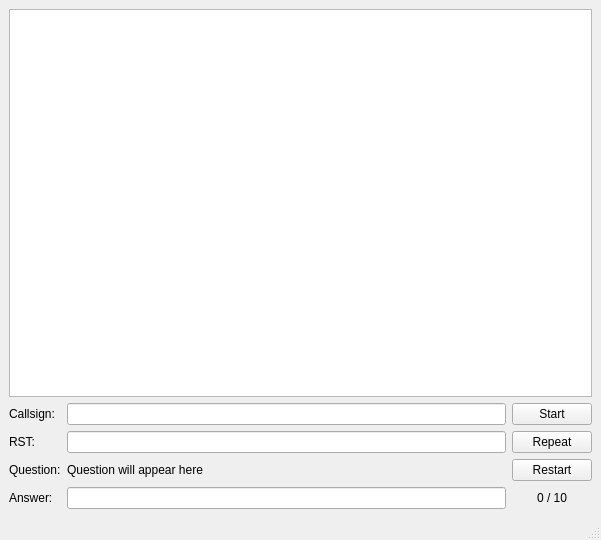
Old version of the form parserui.ui in the repository thebirdsbeak/morse_trainer.
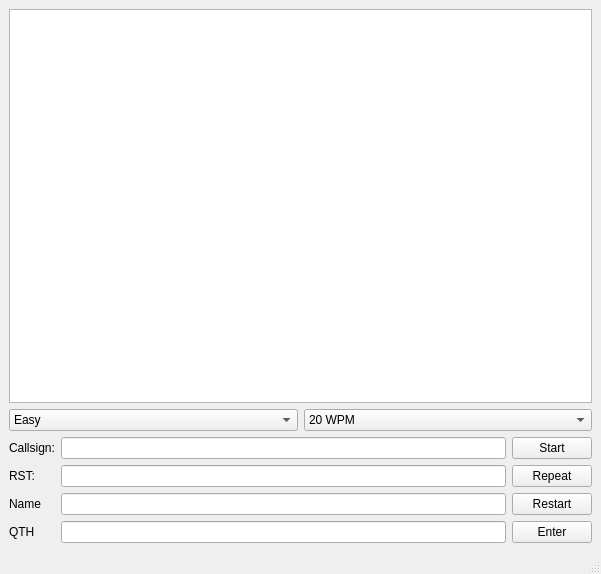
New version of the form.

Diff of the .ui file:
```diff
--- a/parserui.ui
+++ b/parserui.ui
@@ -7,7 +7,7 @@
     <x>0</x>
     <y>0</y>
     <width>601</width>
-    <height>540</height>
+    <height>574</height>
    </rect>
   </property>
   <property name="windowTitle">
@@ -18,12 +18,66 @@
     <item row="0" column="0">
      <layout class="QGridLayout" name="gridLayout">
       <item row="0" column="0">
-       <widget class="QTextBrowser" name="parserBrowser"/>
+       <widget class="QGraphicsView" name="graphicsView"/>
+      </item>
+      <item row="1" column="0">
+       <layout class="QHBoxLayout" name="horizontalLayout_2">
+        <item>
+         <widget class="QComboBox" name="diffCheck">
+          <item>
+           <property name="text">
+            <string>Easy</string>
+           </property>
+          </item>
+          <item>
+           <property name="text">
+            <string>Medium</string>
+           </property>
+          </item>
+          <item>
+           <property name="text">
+            <string>Hard</string>
+           </property>
+          </item>
+         </widget>
+        </item>
+        <item>
+         <widget class="QComboBox" name="parserwpmBox">
+          <item>
+           <property name="text">
+            <string>20 WPM</string>
+           </property>
+          </item>
+          <item>
+           <property name="text">
+            <string>10 WPM</string>
+           </property>
+          </item>
+          <item>
+           <property name="text">
+            <string>15 WPM</string>
+           </property>
+          </item>
+          <item>
+           <property name="text">
+            <string>25 WPM</string>
+           </property>
+          </item>
+         </widget>
+        </item>
+       </layout>
       </item>
      </layout>
     </item>
     <item row="1" column="0">
      <layout class="QGridLayout" name="gridLayout_3">
+      <item row="3" column="5">
+       <widget class="QPushButton" name="parserrestartButton">
+        <property name="text">
+         <string>Restart</string>
+        </property>
+       </widget>
+      </item>
       <item row="2" column="0">
        <widget class="QLabel" name="label">
         <property name="text">
@@ -31,10 +85,10 @@
         </property>
        </widget>
       </item>
-      <item row="4" column="0">
-       <widget class="QLabel" name="label_2">
+      <item row="1" column="0">
+       <widget class="QLabel" name="label_3">
         <property name="text">
-         <string>Answer:</string>
+         <string>Callsign:</string>
         </property>
        </widget>
       </item>
@@ -45,11 +99,15 @@
         </property>
        </widget>
       </item>
-      <item row="1" column="2">
-       <widget class="QLineEdit" name="callEdit"/>
+      <item row="4" column="5">
+       <widget class="QPushButton" name="parserenterButton">
+        <property name="text">
+         <string>Enter</string>
+        </property>
+       </widget>
       </item>
-      <item row="2" column="2">
-       <widget class="QLineEdit" name="rstEdit"/>
+      <item row="3" column="2">
+       <widget class="QLineEdit" name="nameEdit"/>
       </item>
       <item row="3" column="0">
        <widget class="QLabel" name="label_4">
@@ -57,13 +115,19 @@
          <enum>Qt::LeftToRight</enum>
         </property>
         <property name="text">
-         <string>Question:</string>
+         <string>Name</string>
         </property>
         <property name="alignment">
          <set>Qt::AlignLeading|Qt::AlignLeft|Qt::AlignVCenter</set>
         </property>
        </widget>
       </item>
+      <item row="4" column="2">
+       <widget class="QLineEdit" name="qthEdit"/>
+      </item>
+      <item row="1" column="2">
+       <widget class="QLineEdit" name="callEdit"/>
+      </item>
       <item row="1" column="5">
        <widget class="QPushButton" name="parserstartButton">
         <property name="text">
@@ -71,39 +135,15 @@
         </property>
        </widget>
       </item>
-      <item row="4" column="2">
-       <widget class="QLineEdit" name="answerEdit"/>
-      </item>
-      <item row="1" column="0">
-       <widget class="QLabel" name="label_3">
+      <item row="4" column="0">
+       <widget class="QLabel" name="label_2">
         <property name="text">
-         <string>Callsign:</string>
+         <string>QTH</string>
         </property>
        </widget>
       </item>
-      <item row="3" column="2">
-       <widget class="QLabel" name="label_5">
-        <property name="text">
-         <string>Question will appear here</string>
-        </property>
-       </widget>
-      </item>
-      <item row="3" column="5">
-       <widget class="QPushButton" name="parserrestartButton">
-        <property name="text">
-         <string>Restart</string>
-        </property>
-       </widget>
-      </item>
-      <item row="4" column="5">
-       <widget class="QLabel" name="scoreLabel">
-        <property name="text">
-         <string>0 / 10</string>
-        </property>
-        <property name="alignment">
-         <set>Qt::AlignCenter</set>
-        </property>
-       </widget>
+      <item row="2" column="2">
+       <widget class="QLineEdit" name="rstEdit"/>
       </item>
      </layout>
     </item>
@@ -115,7 +155,7 @@
      <x>0</x>
      <y>0</y>
      <width>601</width>
-     <height>22</height>
+     <height>20</height>
     </rect>
    </property>
   </widget>
```
